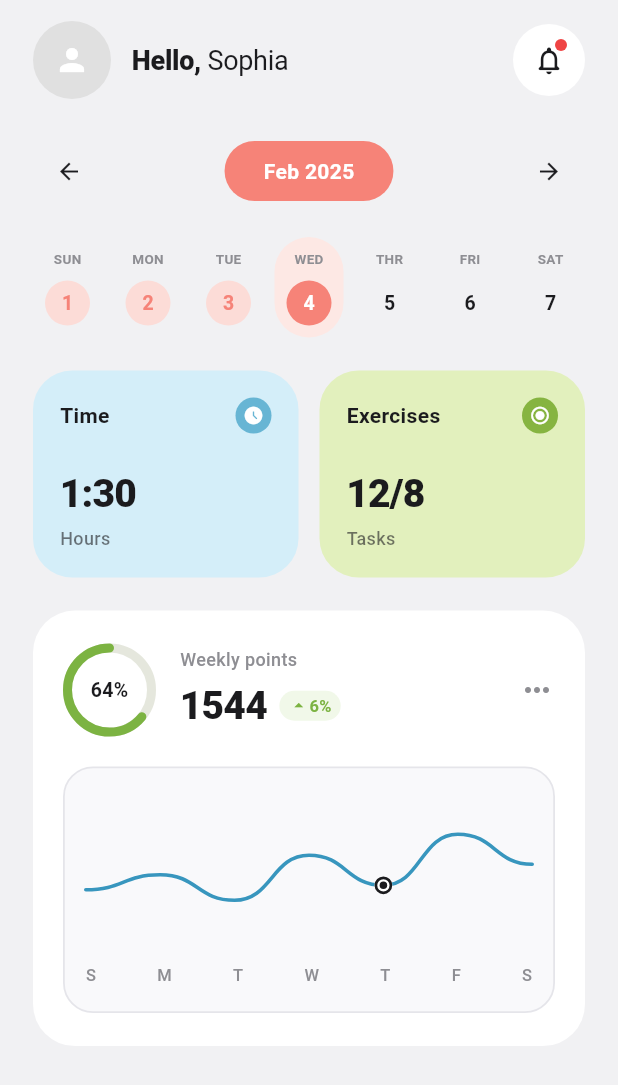
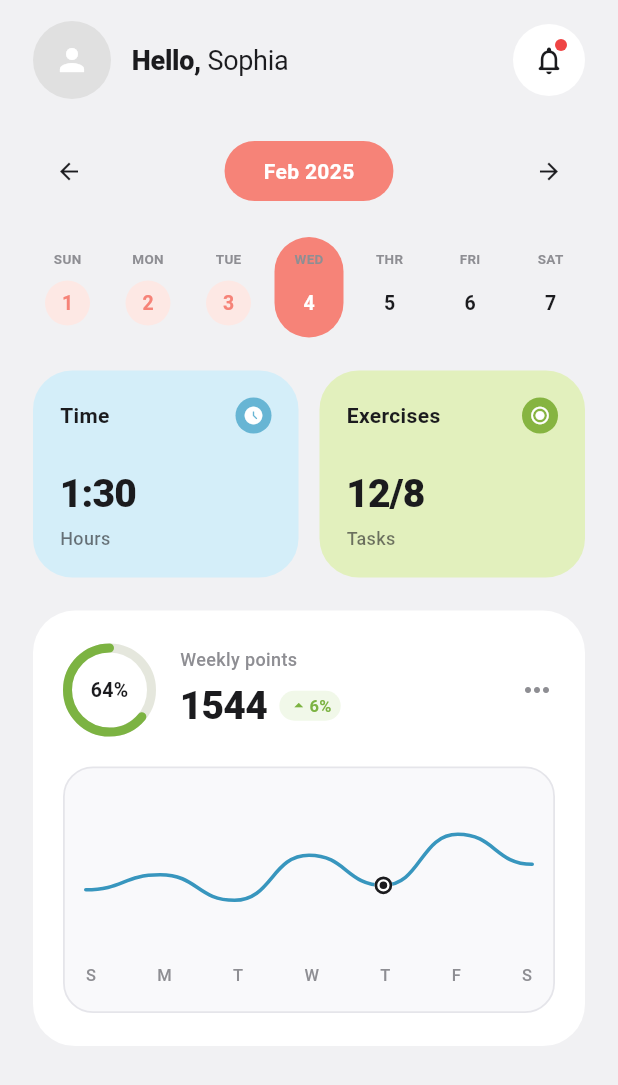
Before and after one commit to KIRUTHIKA-POOSAMY/flutter-challenge, a Flutter app: the screen it shows after launch, on a phone screen of 412 x 824 dp. Shown: the top 1085 px of the screen. Run offline on Flutter 3.47's test engine with Material 3 defaults, Android fonts, the phone set to English and light mode, and no system bars; network calls fail.

Commit message:
add day5

```diff
--- a/day5/lib/main.dart
+++ b/day5/lib/main.dart
@@ -13,8 +13,8 @@ class AppColors {
 
   // Reddish-pink accents
   static const reddishPink = Color(0xFFF68378);
-  static const reddishPinkLight = Color(0xFFFCDCD7);
-  static const reddishPinkPillBg = Color(0xFFFDE8E4);
+  static const reddishPinkLight = Color(0xFFFDE8E4);
+  static const reddishPinkPillBg = Color(0xFFF68378);
 
   // Cards
   static const blueCard = Color(0xFFD4EEF9);
```
Also changed, not shown: day5/Screenshot.png (added).
